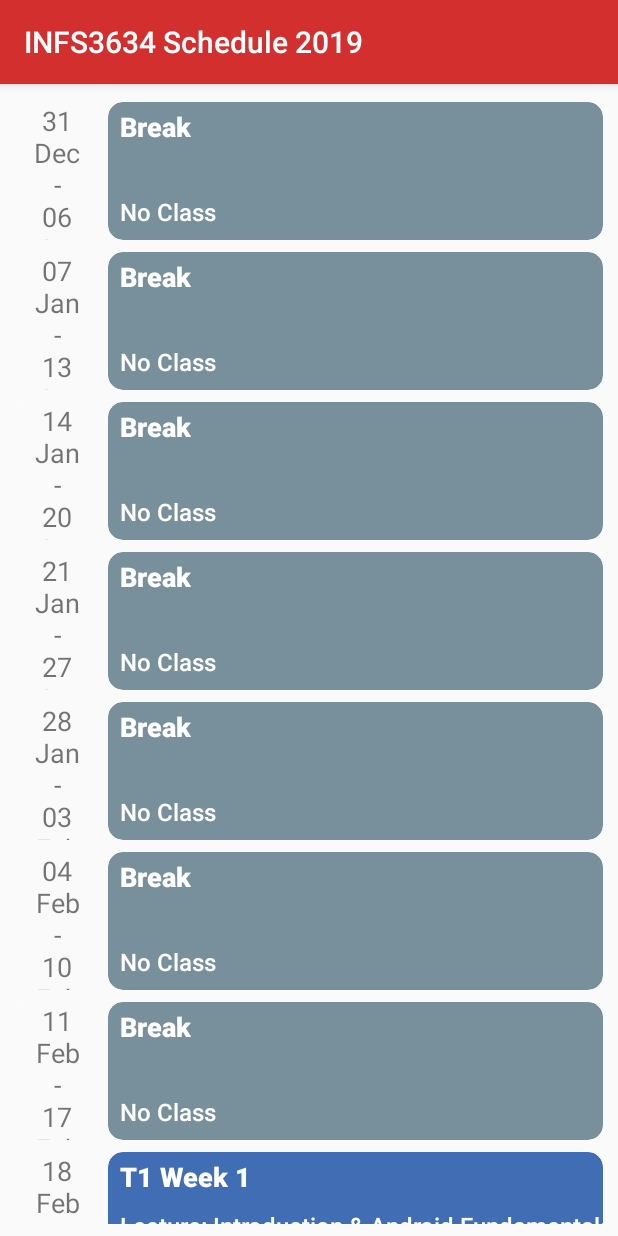
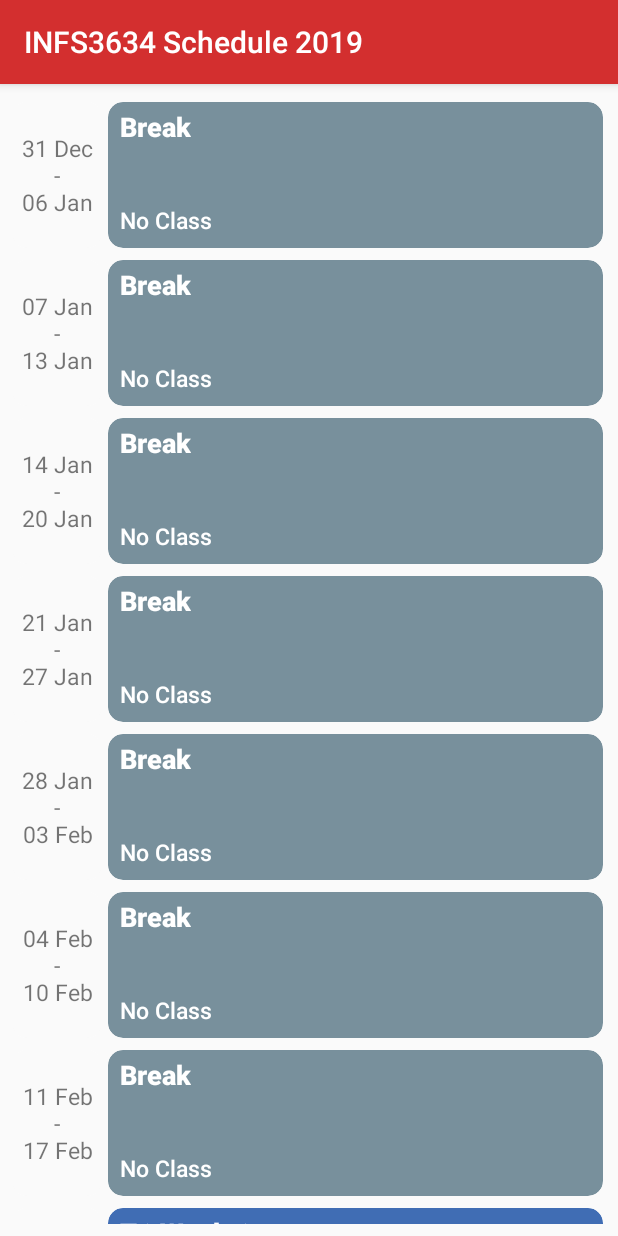
Before and after one commit to conewaffle/INFS3634Planner, an Android app: the screen it shows after launch (MainActivity), after a tap on an icon or button, on a phone screen of 412 x 824 dp. Run offline under Robolectric (Android 15) with nearby library versions, the phone set to English and light mode, and no system bars.

Commit message:
refreshed visuals

```diff
--- a/app/src/main/res/layout/listitem.xml
+++ b/app/src/main/res/layout/listitem.xml
@@ -3,7 +3,7 @@
     xmlns:app="http://schemas.android.com/apk/res-auto"
     xmlns:tools="http://schemas.android.com/tools"
     android:layout_width="match_parent"
-    android:layout_height="100dp">
+    android:layout_height="105dp">
 
     <android.support.v7.widget.CardView
         android:id="@+id/cardView"
@@ -51,13 +51,13 @@
                 android:layout_width="wrap_content"
                 android:layout_height="wrap_content"
                 android:layout_marginStart="8dp"
-                android:layout_marginTop="16dp"
+                android:layout_marginTop="8dp"
                 android:layout_marginEnd="8dp"
                 android:layout_marginBottom="2dp"
                 android:fontFamily="sans-serif-medium"
                 android:text="Lecture: "
                 android:textColor="@android:color/white"
-                android:textSize="16sp"
+                android:textSize="15sp"
                 app:layout_constraintBottom_toTopOf="@+id/textLab"
                 app:layout_constraintEnd_toEndOf="parent"
                 app:layout_constraintHorizontal_bias="0.0"
@@ -75,7 +75,7 @@
                 android:fontFamily="sans-serif-medium"
                 android:text="Tutorial:"
                 android:textColor="@android:color/white"
-                android:textSize="16sp"
+                android:textSize="15sp"
                 app:layout_constraintBottom_toBottomOf="parent"
                 app:layout_constraintEnd_toEndOf="parent"
                 app:layout_constraintHorizontal_bias="0.0"
@@ -112,9 +112,9 @@
                 android:layout_marginEnd="4dp"
                 android:layout_marginBottom="8dp"
                 android:fontFamily="sans-serif"
-                android:text="Week From: 00 Jan - 99 Dec"
+                android:text="00 Jan - 31 Dec"
                 android:textAlignment="center"
-                android:textSize="18sp"
+                android:textSize="15sp"
                 app:layout_constraintBottom_toBottomOf="parent"
                 app:layout_constraintEnd_toEndOf="parent"
                 app:layout_constraintStart_toStartOf="parent"
```
